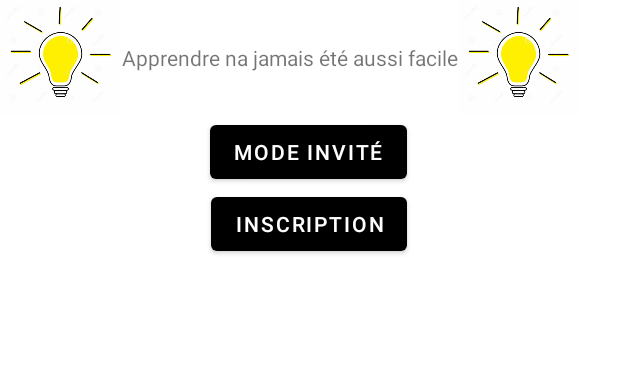
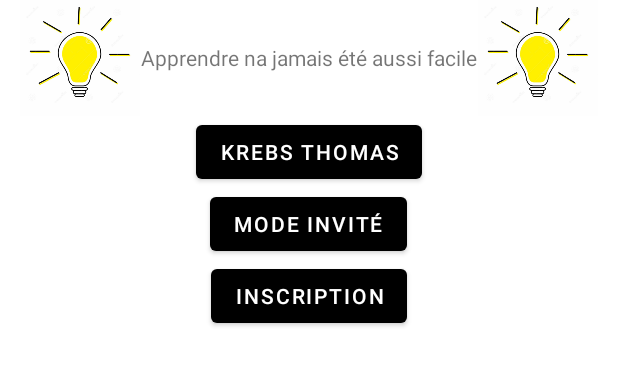
Before and after one commit to Baptiste380/android, an Android app: the layout activity_main.xml on its own in the app's theme, with its tools: preview values and no code run, on a phone screen of 412 x 824 dp, the part 392-778 px from its top. Run offline under Robolectric (Android 15) with nearby library versions, the phone set to English and light mode, and no system bars.

Commit message:
First Commit

```diff
--- a/app/build.gradle
+++ b/app/build.gradle
@@ -32,6 +32,7 @@ dependencies {
     implementation 'androidx.appcompat:appcompat:1.4.1'
     implementation 'com.google.android.material:material:1.6.0'
     implementation 'androidx.constraintlayout:constraintlayout:2.1.3'
+    implementation 'androidx.gridlayout:gridlayout:1.0.0'
     testImplementation 'junit:junit:4.+'
     androidTestImplementation 'androidx.test.ext:junit:1.1.3'
     androidTestImplementation 'androidx.test.espresso:espresso-core:3.4.0'
--- /dev/null
+++ b/app/src/main/java/com/example/lecoledesloustics/Inscription.java
@@ -0,0 +1,4 @@
+package com.example.lecoledesloustics;
+
+public class Inscription {
+}
--- a/app/src/main/res/layout/activity_main.xml
+++ b/app/src/main/res/layout/activity_main.xml
@@ -26,7 +26,7 @@
         android:layout_width="match_parent"
         android:layout_height="wrap_content"
         android:orientation="horizontal"
-        android:layout_gravity="center_horizontal"
+        android:gravity="center"
         >
 
     <ImageView
@@ -51,6 +51,14 @@
             android:src="@drawable/ampoule" />
     </LinearLayout>
 
+    <Button
+        android:id="@+id/accueil_compte"
+        android:layout_height="wrap_content"
+        android:layout_width="wrap_content"
+        android:layout_gravity="center"
+        android:text="Krebs Thomas"
+        />
+
     <LinearLayout
         android:layout_width="match_parent"
         android:layout_height="wrap_content"
@@ -59,7 +67,7 @@
         >
 
         <Button
-            android:id="@+id/button"
+            android:id="@+id/button1"
             android:layout_height="match_parent"
             android:layout_width="wrap_content"
             android:layout_gravity="center"
@@ -75,4 +83,5 @@
     </LinearLayout>
 
 
+
 </LinearLayout>
```
Also changed, not shown: app/src/main/res/layout/inscription.xml (+46 -3 lines).
